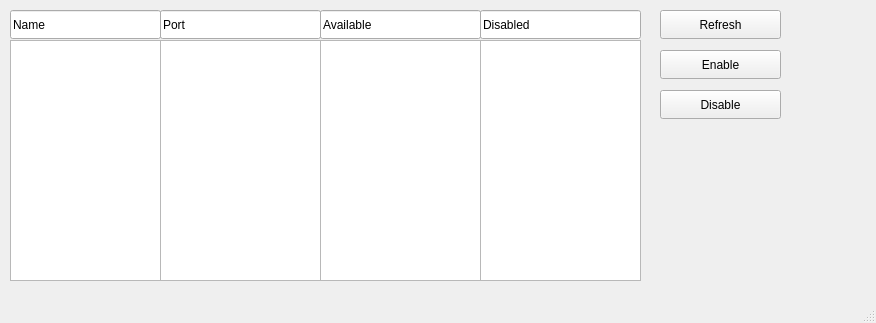
Before: the Qt Designer form loginGUI/services.ui in adiosko/mikrotik, drawn with Qt 5.
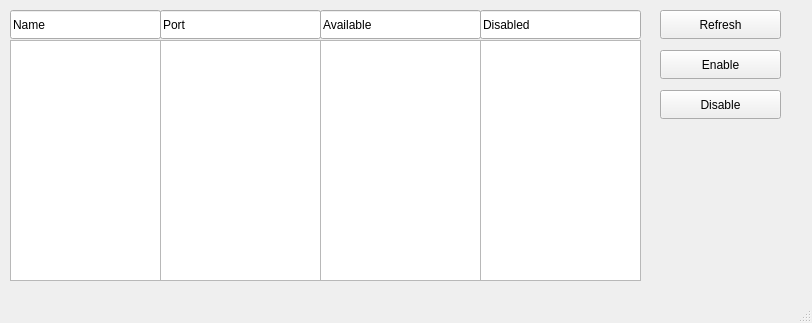
After: the same form once the commit is applied.

Patch:
```diff
--- a/loginGUI/services.ui
+++ b/loginGUI/services.ui
@@ -6,7 +6,7 @@
    <rect>
     <x>0</x>
     <y>0</y>
-    <width>876</width>
+    <width>812</width>
     <height>323</height>
    </rect>
   </property>
```
